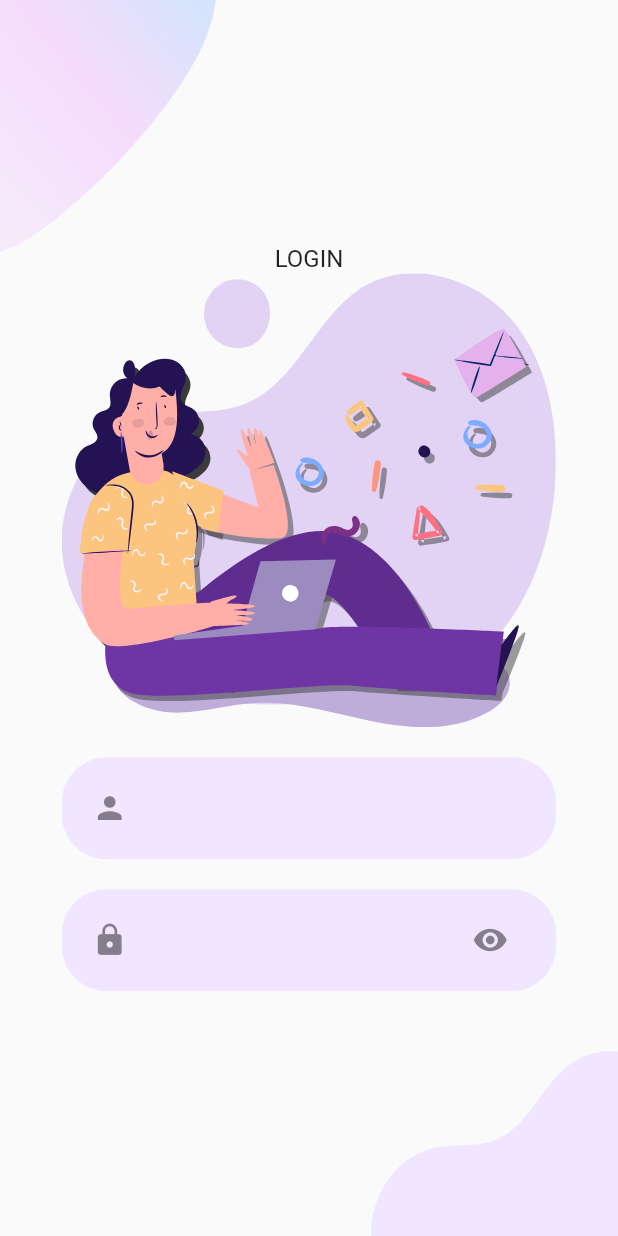
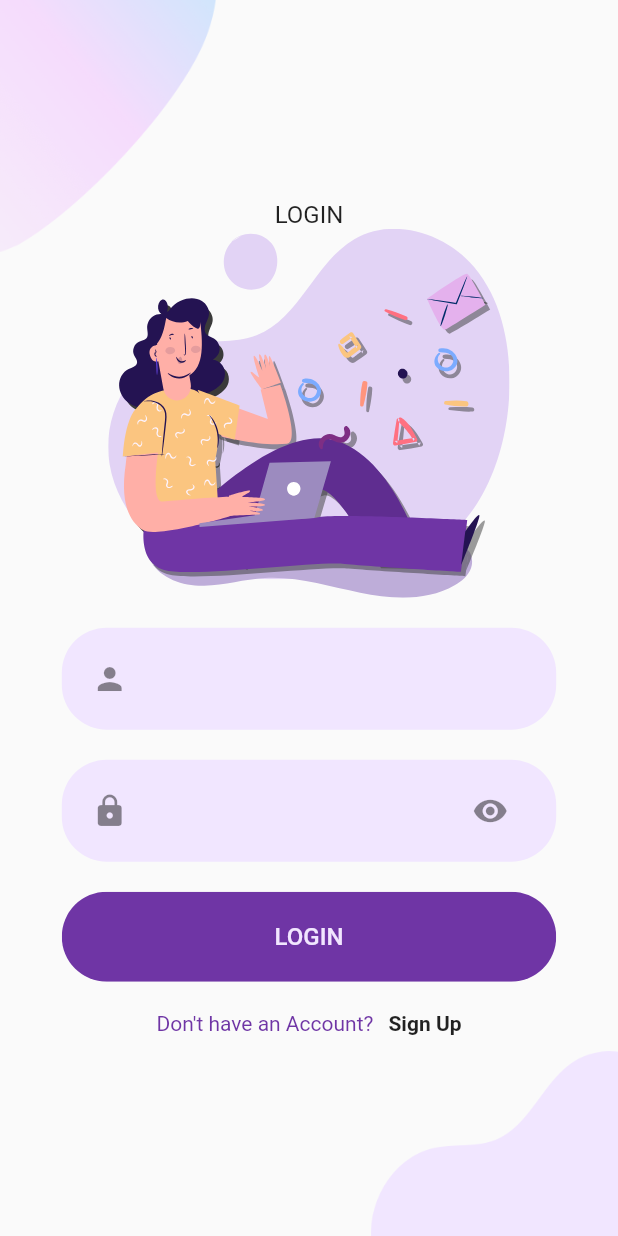
Before and after one commit to marshi/training_welcome_login_signup, a Flutter app: the screen it shows after launch, after a tap on "LOGIN", on a phone screen of 412 x 824 dp. Run offline on Flutter 3.47's test engine with Material 2 defaults, Android fonts, the phone set to English and light mode, and no system bars; our stand-ins replace flutter_svg.

Commit message:
loginpage.

```diff
--- a/lib/constants.dart
+++ b/lib/constants.dart
@@ -1,4 +1,4 @@
 import 'package:flutter/material.dart';
 
 const primaryColor = Color(0xFF6F35A5);
-const pimaryLightColor = Color(0xFFF1E6FF);
+const primaryLightColor = Color(0xFFF1E6FF);
--- a/lib/login/login_page.dart
+++ b/lib/login/login_page.dart
@@ -1,6 +1,8 @@
 import 'package:flutter/cupertino.dart';
 import 'package:flutter/material.dart';
+import 'package:flutter_auth/constants.dart';
 import 'package:flutter_auth/login/background.dart';
+import 'package:flutter_auth/top/component/rounded_button.dart';
 import 'package:flutter_svg/flutter_svg.dart';
 
 import 'rounded_text_form.dart';
@@ -23,7 +25,7 @@ class LoginPage extends StatelessWidget {
                 ),
                 SvgPicture.asset(
                   "assets/icons/login.svg",
-                  width: size.width * 0.8,
+                  width: size.width * 0.65,
                 ),
                 SizedBox(height: 20),
                 RoundedTextForm(icon: Icons.person),
@@ -33,6 +35,33 @@ class LoginPage extends StatelessWidget {
                   suffixIcon: Icons.visibility,
                   obscure: true,
                 ),
+                SizedBox(height: 20),
+                RoundedButton(
+                  function: () {},
+                  text: "LOGIN",
+                  textColor: primaryLightColor,
+                  backgroundColor: primaryColor,
+                ),
+                SizedBox(height: 20),
+                Row(
+                  mainAxisAlignment: MainAxisAlignment.center,
+                  children: [
+                    Text(
+                      "Don't have an Account?",
+                      style: TextStyle(color: primaryColor),
+                    ),
+                    SizedBox(width: 10),
+                    GestureDetector(
+                      onTap: () {
+                        print("sign up");
+                      },
+                      child: Text(
+                        "Sign Up",
+                        style: TextStyle(fontWeight: FontWeight.bold),
+                      ),
+                    )
+                  ],
+                )
               ],
             ),
           ),
--- a/lib/login/rounded_text_form.dart
+++ b/lib/login/rounded_text_form.dart
@@ -21,7 +21,7 @@ class RoundedTextForm extends StatelessWidget {
       padding: EdgeInsets.symmetric(vertical: 10, horizontal: 20),
       width: size.width * 0.8,
       decoration: BoxDecoration(
-        color: pimaryLightColor,
+        color: primaryLightColor,
         borderRadius: BorderRadius.circular(30),
       ),
       child: TextField(
--- a/lib/top/top_page.dart
+++ b/lib/top/top_page.dart
@@ -51,7 +51,7 @@ class TopPage extends StatelessWidget {
               },
               text: "SIGN UP",
               textColor: Colors.black,
-              backgroundColor: pimaryLightColor,
+              backgroundColor: primaryLightColor,
             ),
           ],
         ),
```
